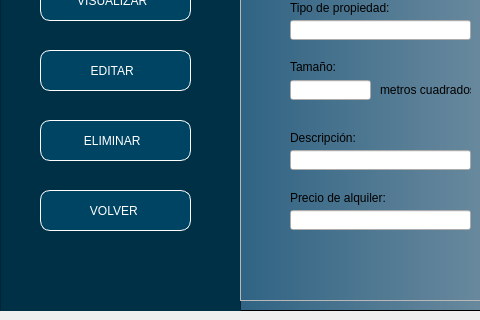
nicoArley/gestionPropiedades, file InterfazGrafica/ventanaRegistrarPropiedades.ui: the form before one commit; both pictures show x 0 to 480 and y 180 to 500 of the 900 by 500 pixel window.
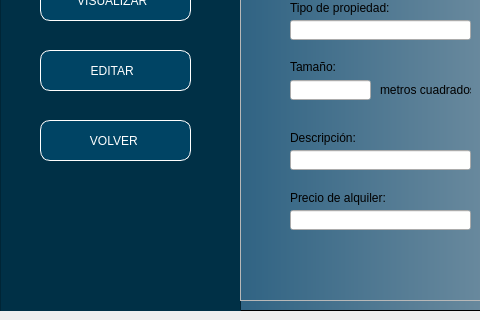
The form after the commit. Icons and pictures are not drawn.

Diff of the .ui file:
```diff
--- a/InterfazGrafica/ventanaRegistrarPropiedades.ui
+++ b/InterfazGrafica/ventanaRegistrarPropiedades.ui
@@ -221,37 +221,14 @@
         </property>
         <property name="icon">
          <iconset>
-          <normaloff>./Imagenes/actualizar.png</normaloff>./Imagenes/actualizar.png</iconset>
-        </property>
-       </widget>
-       <widget class="QPushButton" name="btnEliminar">
-        <property name="geometry">
-         <rect>
-          <x>40</x>
-          <y>260</y>
-          <width>151</width>
-          <height>41</height>
-         </rect>
-        </property>
-        <property name="layoutDirection">
-         <enum>Qt::RightToLeft</enum>
-        </property>
-        <property name="styleSheet">
-         <string notr="true"/>
-        </property>
-        <property name="text">
-         <string>ELIMINAR  </string>
-        </property>
-        <property name="icon">
-         <iconset>
-          <normaloff>./Imagenes/eliminar.png</normaloff>./Imagenes/eliminar.png</iconset>
+          <normaloff>Imagenes/actualizar.png</normaloff>Imagenes/actualizar.png</iconset>
         </property>
        </widget>
        <widget class="QPushButton" name="btnVolver">
         <property name="geometry">
          <rect>
           <x>40</x>
-          <y>330</y>
+          <y>260</y>
           <width>151</width>
           <height>41</height>
          </rect>
```
Left out of the diff: 8 changed lines with no effect on the pictures.
